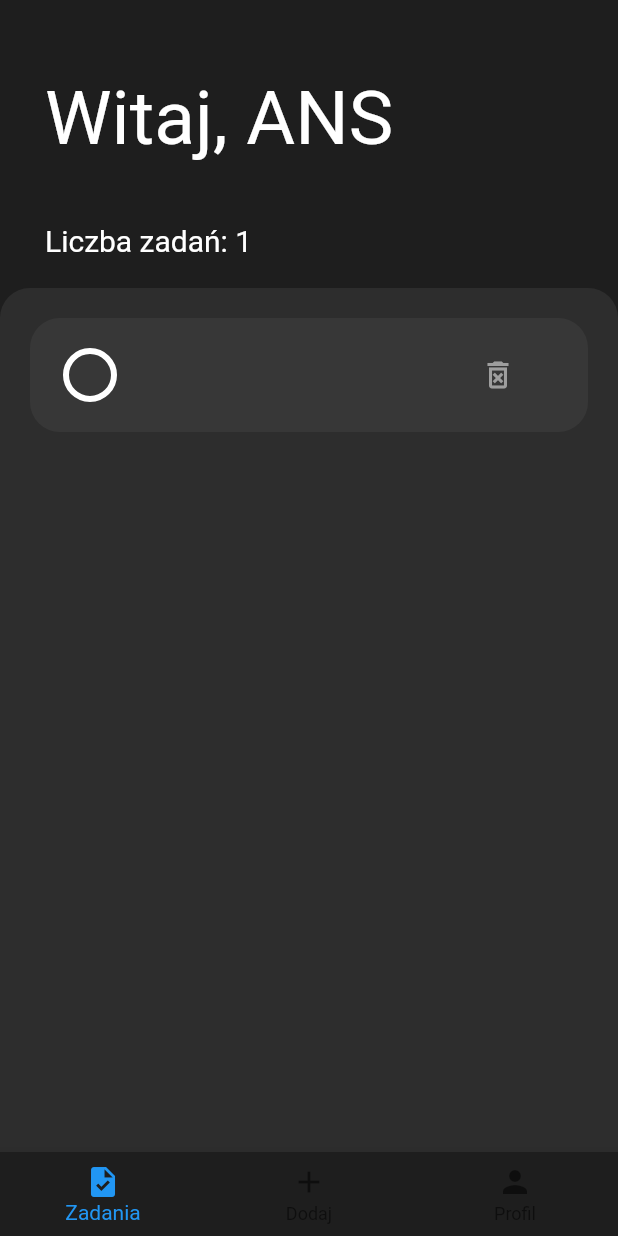
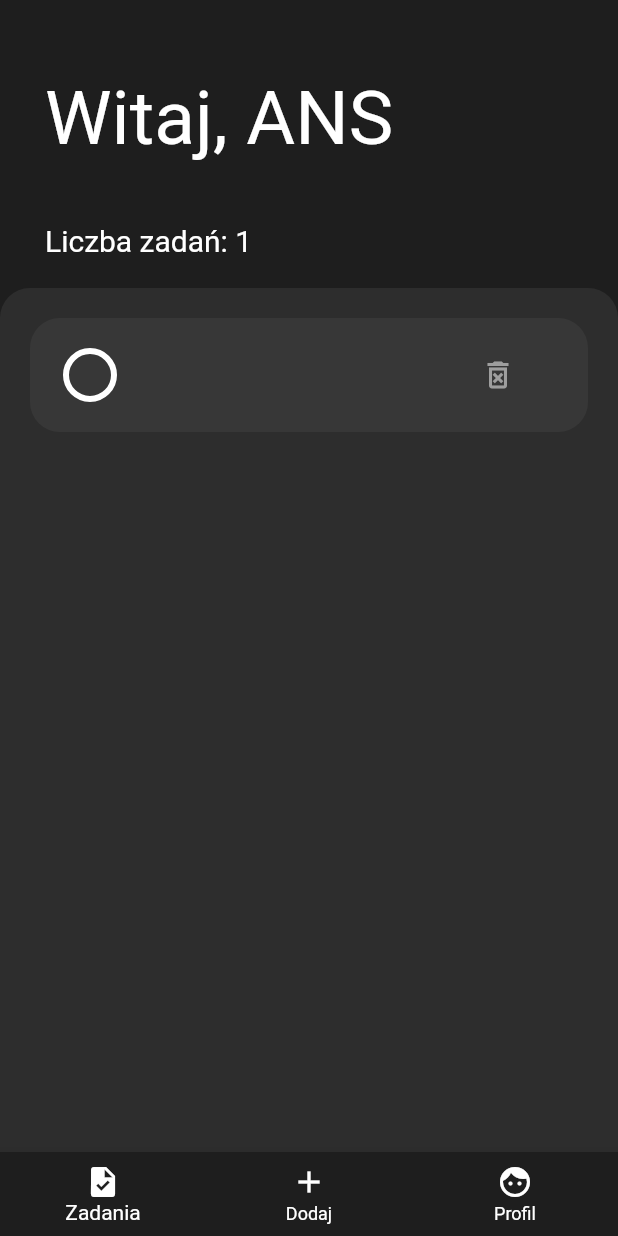
Before and after one commit to ZYZIUS/your_bussines_new, a Flutter app: the screen it shows after launch, item 2 of the bottom bar chosen, after a tap on "Dodaj", on a phone screen of 412 x 824 dp. Run offline on Flutter 3.47's test engine with Material 2 defaults, Android fonts, the phone set to English and light mode, and no system bars.

Commit message:
Poprawa błędów

```diff
--- a/lib copy/modules/list_tasks.dart
+++ b/lib copy/modules/list_tasks.dart
@@ -41,7 +41,7 @@ class _TaskListState extends State<TaskList> {
                           color: Colors.green,
                           borderRadius: BorderRadius.circular(10),
                         ),
-                        margin: EdgeInsets.only(right: 15),
+                        margin: const EdgeInsets.only(right: 15),
                         height: 50,
                         width: 50,
                         child: const Text('Block 2'),
--- a/lib copy/zadania.dart
+++ b/lib copy/zadania.dart
@@ -47,7 +47,7 @@ class _ZadaniaState extends State<Zadania> with SingleTickerProviderStateMixin {
             )),
           ],
         ),
-        TaskList(),
+        const TaskList(),
         Flex(
           direction: Axis.horizontal,
           children: [
--- a/lib/main.dart
+++ b/lib/main.dart
@@ -8,13 +8,15 @@ void main() {
 }
 
 class MyApp extends StatelessWidget {
+  const MyApp({Key? key}) : super(key: key);
+
   @override
   Widget build(BuildContext context) {
     return ChangeNotifierProvider(
       // builder: (context) => TaskData(),
       // create: (BuildContext context) {},
       create: (context) => TaskData(),
-      child: MaterialApp(
+      child: const MaterialApp(
         home: TasksScreen(),
       ),
     );
--- a/lib/models/task_data.dart
+++ b/lib/models/task_data.dart
@@ -5,7 +5,7 @@ import 'package:flutter/foundation.dart';
 import 'task.dart';
 
 class TaskData extends ChangeNotifier {
-  List<Task> _tasks = [];
+  final List<Task> _tasks = [];
 
   UnmodifiableListView<Task> get tasks {
     return UnmodifiableListView(_tasks);
--- a/lib/screens/add_task_screen.dart
+++ b/lib/screens/add_task_screen.dart
@@ -3,12 +3,14 @@ import 'package:provider/provider.dart';
 import '../models/task_data.dart';
 
 class AddTaskScreen extends StatelessWidget {
+  const AddTaskScreen({Key? key}) : super(key: key);
+
   @override
   Widget build(BuildContext context) {
     String newTaskTitle = '';
 
     return Container(
-      color: Color.fromARGB(255, 30, 30, 30),
+      color: const Color.fromARGB(255, 30, 30, 30),
       child: Container(
         decoration: const BoxDecoration(
           color: Color.fromARGB(255, 30, 30, 30),
@@ -49,14 +51,14 @@ class AddTaskScreen extends StatelessWidget {
                 Navigator.pop(context);
               },
               color: Colors.white,
+              textColor: Colors.black,
+              height: 50.0,
               child: const Text(
                 'Dodaj',
                 style: TextStyle(
                   fontSize: 20.0,
                 ),
               ),
-              textColor: Colors.black,
-              height: 50.0,
             )
           ],
         ),
--- a/lib/screens/tasks_screen.dart
+++ b/lib/screens/tasks_screen.dart
@@ -12,8 +12,7 @@ class TasksScreen extends StatefulWidget {
 }
 
 class _TasksScreenState extends State<TasksScreen> {
-  @override
-  int _selectedIndex = 0;
+  final int _selectedIndex = 0;
   void _onItemTapped(int index, BuildContext context) {
     if (index == 1) {
       showModalBottomSheet(
@@ -33,23 +32,25 @@ class _TasksScreenState extends State<TasksScreen> {
   @override
   Widget build(BuildContext context) {
     return Scaffold(
-      bottomNavigationBar: new Theme(
+      bottomNavigationBar: Theme(
         data: Theme.of(context).copyWith(
             // sets the background color of the `BottomNavigationBar`
-            canvasColor: Color.fromARGB(255, 30, 30, 30),
+            canvasColor: const Color.fromARGB(255, 30, 30, 30),
             // sets the active color of the `BottomNavigationBar` if `Brightness` is light
             primaryColor: Colors.white,
             textTheme: Theme.of(context).textTheme.copyWith(
-                caption: new TextStyle(
+                caption: const TextStyle(
                     color: Colors
                         .yellow))), // sets the inactive color of the `BottomNavigationBar`
-        child: new BottomNavigationBar(
+        child: BottomNavigationBar(
+          fixedColor: Colors.white,
+          unselectedItemColor: Colors.white, //<-- add this
           type: BottomNavigationBarType.fixed,
           currentIndex: 0,
           onTap: (int index) {
             _onItemTapped(index, context);
           },
-          items: [
+          items: const [
             BottomNavigationBarItem(
               icon: Icon(Icons.task),
               label: 'Zadania',
@@ -59,26 +60,26 @@ class _TasksScreenState extends State<TasksScreen> {
               label: 'Dodaj',
             ),
             BottomNavigationBarItem(
-              icon: Icon(Icons.person),
+              icon: Icon(Icons.face, color: Color.fromARGB(255, 255, 255, 255)),
               label: 'Profil',
             ),
           ],
         ),
       ),
-      backgroundColor: Color.fromARGB(255, 30, 30, 30),
+      backgroundColor: const Color.fromARGB(255, 30, 30, 30),
       body: Column(
         crossAxisAlignment: CrossAxisAlignment.start,
         children: [
           Container(
-            padding: EdgeInsets.only(
+            padding: const EdgeInsets.only(
                 top: 40.0, left: 30.0, right: 20.0, bottom: 20.0),
             child: Column(
               crossAxisAlignment: CrossAxisAlignment.start,
               children: <Widget>[
-                SizedBox(
+                const SizedBox(
                   height: 10.0,
                 ),
-                Text(
+                const Text(
                   'Witaj, ANS',
                   style: TextStyle(
                     fontSize: 50.0,
@@ -86,12 +87,12 @@ class _TasksScreenState extends State<TasksScreen> {
                     color: Colors.white,
                   ),
                 ),
-                SizedBox(
+                const SizedBox(
                   height: 40.0,
                 ),
                 Text(
                   'Liczba zadań: ${Provider.of<TaskData>(context).taskCount} ',
-                  style: TextStyle(
+                  style: const TextStyle(
                     fontSize: 20.0,
                     color: Colors.white,
                   ),
@@ -101,15 +102,15 @@ class _TasksScreenState extends State<TasksScreen> {
           ),
           Expanded(
             child: Container(
-              padding: EdgeInsets.symmetric(horizontal: 20.0),
-              child: TasksList(),
-              decoration: BoxDecoration(
+              padding: const EdgeInsets.symmetric(horizontal: 20.0),
+              decoration: const BoxDecoration(
                 color: Color.fromARGB(255, 45, 45, 45),
                 borderRadius: BorderRadius.only(
                   topLeft: Radius.circular(20.0),
                   topRight: Radius.circular(20.0),
                 ),
               ),
+              child: const TasksList(),
             ),
           ),
         ],
--- a/lib/widgets/task_tile.dart
+++ b/lib/widgets/task_tile.dart
@@ -12,7 +12,8 @@ class TaskTile extends StatelessWidget {
   //   });
   // }
 
-  TaskTile({
+  // ignore: use_key_in_widget_constructors
+  const TaskTile({
     required this.isChecked,
     required this.taskTitle,
     required this.checkboxCallback,
@@ -22,9 +23,9 @@ class TaskTile extends StatelessWidget {
   @override
   Widget build(BuildContext context) {
     return Container(
-        padding: EdgeInsets.only(top: 10, bottom: 10),
-        margin: EdgeInsets.only(top: 20),
-        decoration: BoxDecoration(
+        padding: const EdgeInsets.only(top: 10, bottom: 10),
+        margin: const EdgeInsets.only(top: 20),
+        decoration: const BoxDecoration(
           color: Color.fromARGB(255, 55, 55, 55),
           borderRadius: BorderRadius.all(Radius.circular(20.0)),
         ),
@@ -47,7 +48,7 @@ class TaskTile extends StatelessWidget {
               child: Checkbox(
                 checkColor: Colors.white,
                 activeColor: Colors.green,
-                shape: CircleBorder(),
+                shape: const CircleBorder(),
                 value: isChecked,
                 onChanged: checkboxCallback,
               ),
--- a/lib/widgets/tasks_list.dart
+++ b/lib/widgets/tasks_list.dart
@@ -5,6 +5,8 @@ import '../models/task_data.dart';
 import 'task_tile.dart';
 
 class TasksList extends StatelessWidget {
+  const TasksList({Key? key}) : super(key: key);
+
   @override
   Widget build(BuildContext context) {
     return Consumer<TaskData>(
```
